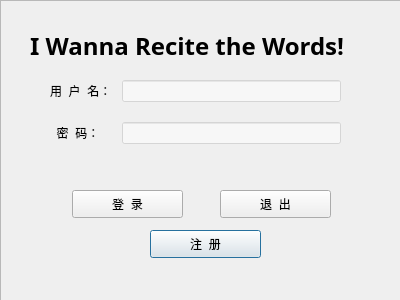
OOPtaskgroup/dictionary, file logindlg.ui: the form before one commit.
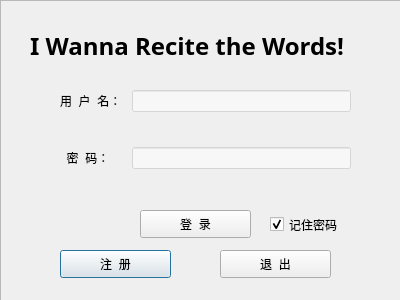
The form after the commit. Icons and pictures are not drawn.

What changed in the file:
```diff
--- a/logindlg.ui
+++ b/logindlg.ui
@@ -16,8 +16,8 @@
   <widget class="QPushButton" name="regBtn">
    <property name="geometry">
     <rect>
-     <x>150</x>
-     <y>230</y>
+     <x>60</x>
+     <y>250</y>
      <width>111</width>
      <height>28</height>
     </rect>
@@ -29,55 +29,6 @@
     <string>注  册</string>
    </property>
   </widget>
-  <widget class="QWidget" name="formLayoutWidget">
-   <property name="geometry">
-    <rect>
-     <x>50</x>
-     <y>80</y>
-     <width>291</width>
-     <height>114</height>
-    </rect>
-   </property>
-   <layout class="QFormLayout" name="formLayout">
-    <property name="horizontalSpacing">
-     <number>10</number>
-    </property>
-    <property name="verticalSpacing">
-     <number>20</number>
-    </property>
-    <item row="0" column="0">
-     <widget class="QLabel" name="label">
-      <property name="text">
-       <string>用  户  名：</string>
-      </property>
-     </widget>
-    </item>
-    <item row="0" column="1">
-     <widget class="QLineEdit" name="usrEdit">
-      <property name="styleSheet">
-       <string notr="true">background-color: rgba(255, 255, 255, 120);</string>
-      </property>
-     </widget>
-    </item>
-    <item row="2" column="0">
-     <widget class="QLabel" name="label_2">
-      <property name="text">
-       <string>  密  码：</string>
-      </property>
-     </widget>
-    </item>
-    <item row="2" column="1">
-     <widget class="QLineEdit" name="pwdEdit">
-      <property name="styleSheet">
-       <string notr="true">background-color: rgba(255, 255, 255, 120);</string>
-      </property>
-      <property name="echoMode">
-       <enum>QLineEdit::Password</enum>
-      </property>
-     </widget>
-    </item>
-   </layout>
-  </widget>
   <widget class="QFrame" name="frame">
    <property name="geometry">
     <rect>
@@ -96,38 +47,6 @@
    <property name="frameShadow">
     <enum>QFrame::Raised</enum>
    </property>
-   <widget class="QPushButton" name="exitBtn">
-    <property name="geometry">
-     <rect>
-      <x>220</x>
-      <y>190</y>
-      <width>111</width>
-      <height>28</height>
-     </rect>
-    </property>
-    <property name="styleSheet">
-     <string notr="true">border-image: url(:/image/buttons/2-0btn_33.png);</string>
-    </property>
-    <property name="text">
-     <string>退  出</string>
-    </property>
-   </widget>
-   <widget class="QPushButton" name="loginBtn">
-    <property name="geometry">
-     <rect>
-      <x>72</x>
-      <y>190</y>
-      <width>111</width>
-      <height>28</height>
-     </rect>
-    </property>
-    <property name="styleSheet">
-     <string notr="true">border-image: url(:/image/buttons/2-0btn_33.png);</string>
-    </property>
-    <property name="text">
-     <string>登  录</string>
-    </property>
-   </widget>
   </widget>
   <widget class="QLabel" name="label_3">
    <property name="geometry">
@@ -150,6 +69,109 @@
     <string>I Wanna Recite the Words!</string>
    </property>
   </widget>
+  <widget class="QPushButton" name="loginBtn">
+   <property name="geometry">
+    <rect>
+     <x>140</x>
+     <y>210</y>
+     <width>111</width>
+     <height>28</height>
+    </rect>
+   </property>
+   <property name="styleSheet">
+    <string notr="true">border-image: url(:/image/buttons/2-0btn_33.png);</string>
+   </property>
+   <property name="text">
+    <string>登  录</string>
+   </property>
+  </widget>
+  <widget class="QPushButton" name="exitBtn">
+   <property name="geometry">
+    <rect>
+     <x>220</x>
+     <y>250</y>
+     <width>111</width>
+     <height>28</height>
+    </rect>
+   </property>
+   <property name="styleSheet">
+    <string notr="true">border-image: url(:/image/buttons/2-0btn_33.png);</string>
+   </property>
+   <property name="text">
+    <string>退  出</string>
+   </property>
+  </widget>
+  <widget class="QCheckBox" name="remCheck">
+   <property name="geometry">
+    <rect>
+     <x>270</x>
+     <y>215</y>
+     <width>91</width>
+     <height>19</height>
+    </rect>
+   </property>
+   <property name="styleSheet">
+    <string notr="true"/>
+   </property>
+   <property name="text">
+    <string>记住密码</string>
+   </property>
+   <property name="checked">
+    <bool>true</bool>
+   </property>
+   <property name="tristate">
+    <bool>false</bool>
+   </property>
+  </widget>
+  <widget class="QWidget" name="formLayoutWidget">
+   <property name="geometry">
+    <rect>
+     <x>60</x>
+     <y>90</y>
+     <width>291</width>
+     <height>101</height>
+    </rect>
+   </property>
+   <layout class="QFormLayout" name="formLayout">
+    <property name="horizontalSpacing">
+     <number>10</number>
+    </property>
+    <property name="verticalSpacing">
+     <number>35</number>
+    </property>
+    <item row="0" column="0">
+     <widget class="QLabel" name="label">
+      <property name="text">
+       <string>用  户  名：</string>
+      </property>
+     </widget>
+    </item>
+    <item row="0" column="1">
+     <widget class="QLineEdit" name="usrEdit">
+      <property name="styleSheet">
+       <string notr="true">background-color: rgba(255, 255, 255, 120);</string>
+      </property>
+     </widget>
+    </item>
+    <item row="1" column="0">
+     <widget class="QLabel" name="label_2">
+      <property name="text">
+       <string>  密  码：</string>
+      </property>
+     </widget>
+    </item>
+    <item row="1" column="1">
+     <widget class="QLineEdit" name="pwdEdit">
+      <property name="styleSheet">
+       <string notr="true">background-color: rgba(255, 255, 255, 120);</string>
+      </property>
+      <property name="echoMode">
+       <enum>QLineEdit::Password</enum>
+      </property>
+     </widget>
+    </item>
+   </layout>
+  </widget>
   <zorder>frame</zorder>
   <zorder>regBtn</zorder>
   <zorder>horizontalLayoutWidget</zorder>
```
Left out of the diff: 8 changed lines with no effect on the pictures.
